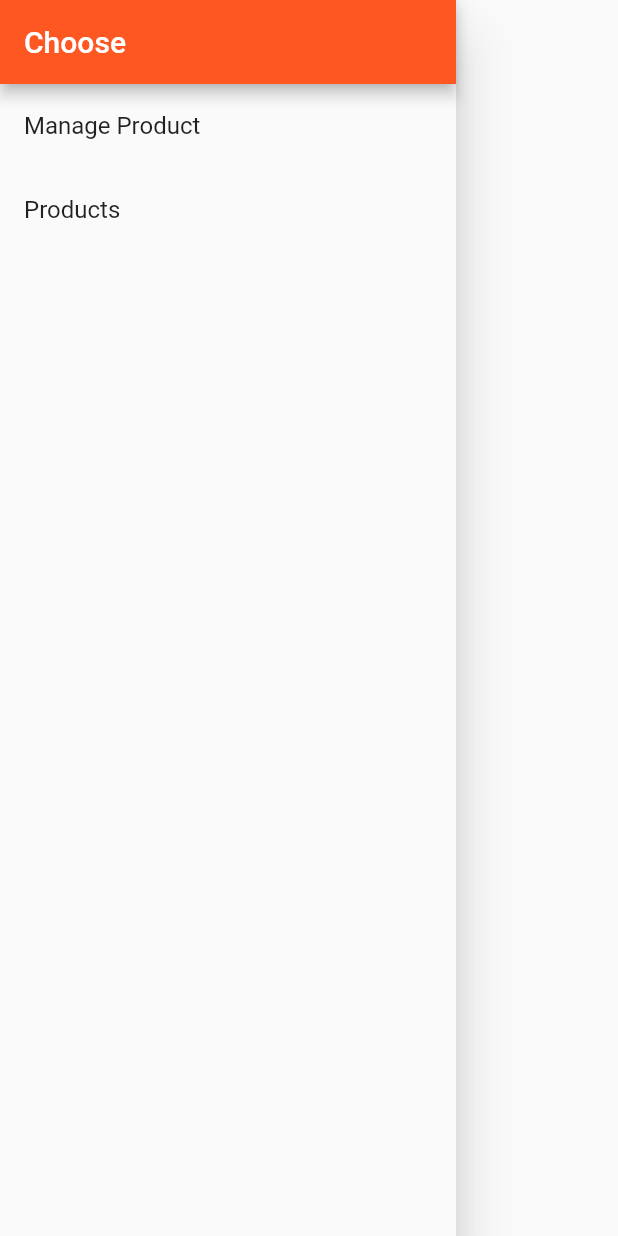
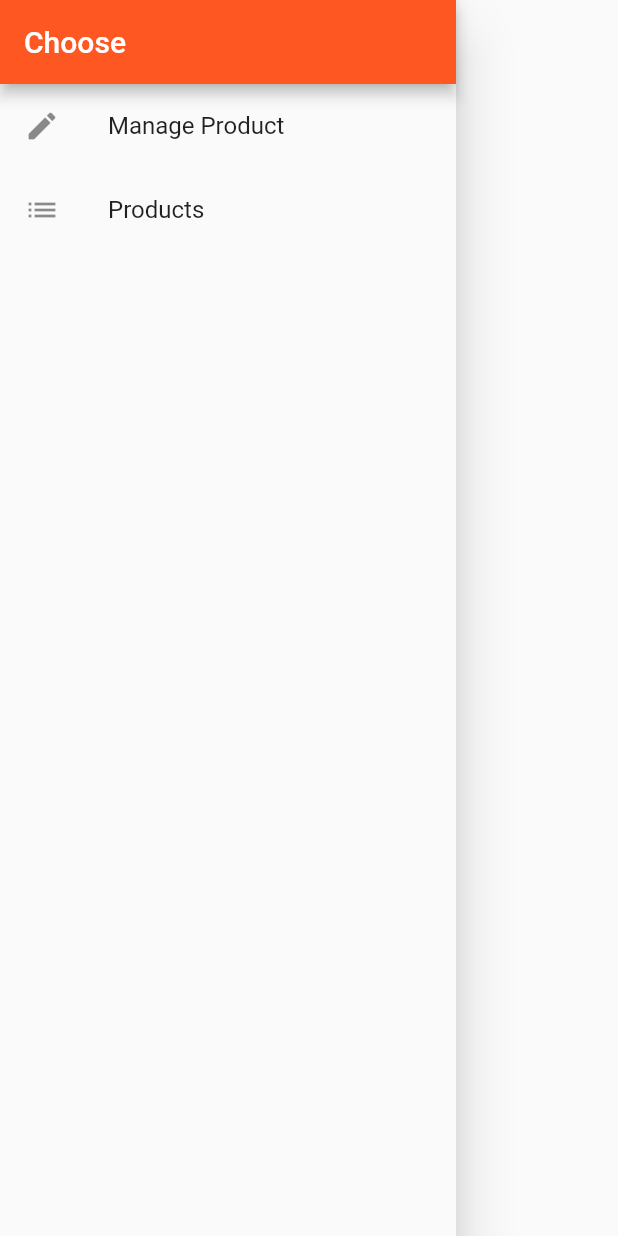
Before and after one commit to vicmoh/product_management, a Flutter app: the MenuDrawer widget shown alone on an empty page, opened directly, on a phone screen of 412 x 824 dp. Run offline on Flutter 3.47's test engine with Material 2 defaults, Android fonts, the phone set to English and light mode, and no system bars.

Commit message:
added leading icon on drawer

```diff
--- a/lib/drawers.dart
+++ b/lib/drawers.dart
@@ -7,8 +7,9 @@ class MenuDrawer extends StatelessWidget{
   Widget build(BuildContext context) {
 
     // menu button
-    _menuButton(String label, String page){
+    _menuButton( IconData icon, String label, String page){
       return ListTile(
+        leading: Icon(icon),
         title: Text(label),
         onTap: () {
           Navigator.pushReplacementNamed(context, page);
@@ -24,8 +25,8 @@ class MenuDrawer extends StatelessWidget{
             // remove hamburger icon
             automaticallyImplyLeading: false,
           ),
-          _menuButton("Manage Product", '/admin'),
-          _menuButton("Products", '/products'),
+          _menuButton(Icons.edit, "Manage Product", '/admin'),
+          _menuButton(Icons.list, "Products", '/products'),
         ],
       )
     );
```
